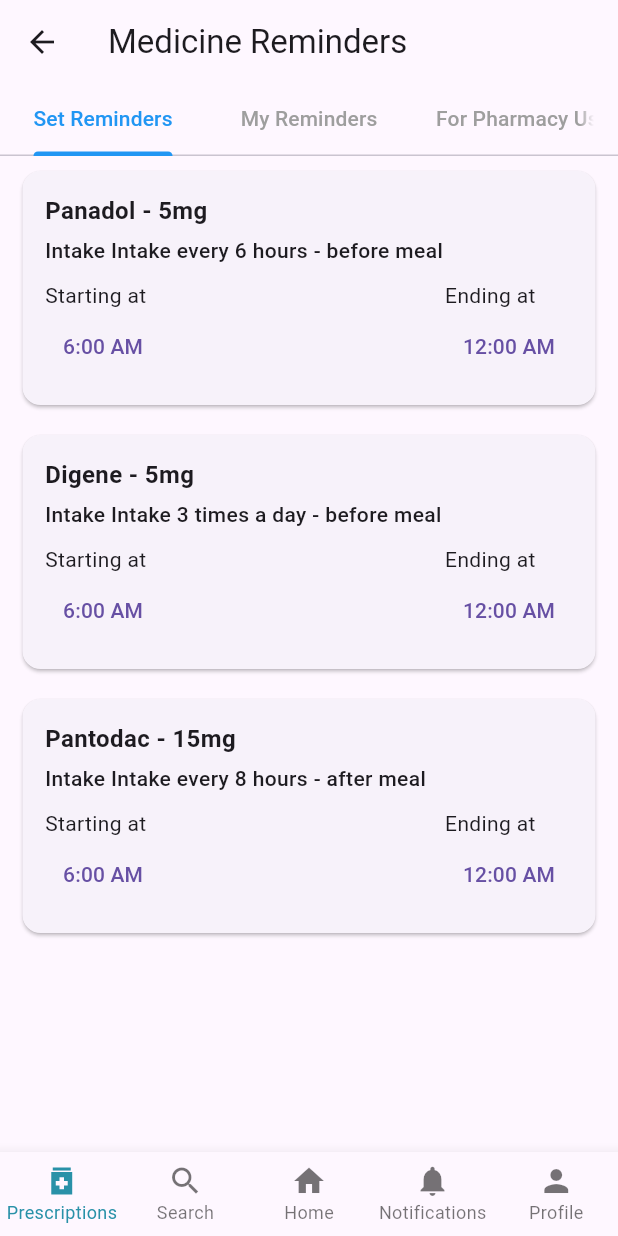
After one commit to Madushansuriyabandara/Mediconnect, a Flutter app: the Reminders screen opened directly, on a phone screen of 412 x 824 dp. The commit adds this screen. Run offline on Flutter 3.47's test engine with Material 3 defaults, Android fonts, the phone set to English and light mode, and no system bars; our stand-ins replace qr_flutter; missing offline and left inert: flutter_pdfview, mobile_device_identifier.

Commit message:
Set Reminder

```diff
--- a/lib/main.dart
+++ b/lib/main.dart
@@ -1,7 +1,7 @@
 import 'package:flutter/foundation.dart';
 import 'package:flutter/material.dart';
 //import 'package:device_preview/device_preview.dart';
-import 'screens/patientScreens/homeScreen/home.dart'; // Import the home.dart file
+import 'screens/patientScreens/homeScreen/home/home.dart'; // Import the home.dart file
 import 'package:mobile_device_identifier/mobile_device_identifier.dart';
 import 'screens/doctorScreens/doctorRegistrationScreen.dart'; // Import Doctor Registration Screen
 import 'screens/patientScreens/patientRegistrationScreen.dart'; // Import Patient Registration Screen
--- a/lib/screens/patientScreens/homeScreen/appointmentDetails.dart
+++ b/lib/screens/patientScreens/homeScreen/appointmentDetails.dart
@@ -1,5 +1,5 @@
 import 'package:flutter/material.dart';
-import 'package:mediconnect/screens/patientScreens/homeScreen/rate.dart';
+import 'package:mediconnect/screens/patientScreens/homeScreen/home/rate.dart';
 import 'package:mediconnect/themes/appointmentStatusColors.dart'; // Adjust the import path
 
 class AppointmentDetailsScreen extends StatelessWidget {
--- a/lib/screens/patientScreens/homeScreen/prescription.dart
+++ b/lib/screens/patientScreens/homeScreen/prescription_report/prescription.dart
@@ -1,5 +1,6 @@
 import 'package:flutter/material.dart';
 import 'package:flutter_pdfview/flutter_pdfview.dart';
+import 'package:mediconnect/screens/patientScreens/homeScreen/prescription_report/reminders.dart';
 import 'package:mediconnect/themes/bottomNavBar/patientBottomNavBar.dart';
 
 class Prescriptions extends StatelessWidget {
@@ -86,7 +87,12 @@ class MyPrescriptionsPage extends StatelessWidget {
       itemCount: prescriptions.length,
       itemBuilder: (context, index) {
         final prescription = prescriptions[index];
-        return Card(
+        return InkWell(
+          onTap: () {
+            Navigator.push(context,
+                MaterialPageRoute(builder: (context) => const Reminders()));
+          },
+          child: Card(
             margin: const EdgeInsets.symmetric(vertical: 10, horizontal: 15),
             child: Padding(
               padding: const EdgeInsets.all(15),
@@ -141,6 +147,7 @@ class MyPrescriptionsPage extends StatelessWidget {
                     }).toList(),
                   ),
                 ],
+              ),
             ),
           ),
         );
--- /dev/null
+++ b/lib/screens/patientScreens/homeScreen/prescription_report/reminders.dart
@@ -0,0 +1,183 @@
+import 'package:flutter/material.dart';
+import 'package:mediconnect/themes/bottomNavBar/patientBottomNavBar.dart';
+
+class Reminders extends StatelessWidget {
+  const Reminders({super.key});
+
+  @override
+  Widget build(BuildContext context) {
+    return DefaultTabController(
+      length: 3,
+      child: Scaffold(
+        appBar: AppBar(
+          title: const Text('Medicine Reminders'),
+          bottom: const TabBar(
+            indicatorColor: Colors.blue,
+            labelColor: Colors.blue,
+            unselectedLabelColor: Colors.grey,
+            tabs: [
+              Tab(
+                text: "Set Reminders",
+              ),
+              Tab(
+                text: "My Reminders",
+              ),
+              Tab(
+                text: "For Pharmacy Use",
+              ),
+            ],
+          ),
+        ),
+        body: TabBarView(
+          children: [
+            SetRemindersPage(),
+            MyRemindersPage(),
+            PharmacyUsePage(),
+          ],
+        ),
+        bottomNavigationBar: PatientBottomNavBar(
+          currentIndex: 0,
+          onTap: (index) {
+            // Handle bottom navigation tap
+          },
+        ),
+      ),
+    );
+  }
+}
+
+class SetRemindersPage extends StatefulWidget {
+  @override
+  _SetRemindersPageState createState() => _SetRemindersPageState();
+}
+
+class _SetRemindersPageState extends State<SetRemindersPage> {
+  final List<Map<String, dynamic>> reminders = [
+    {
+      'medicine': 'Panadol - 5mg',
+      'intake': 'Intake every 6 hours - before meal',
+      'startTime': TimeOfDay(hour: 6, minute: 0),
+      'endTime': TimeOfDay(hour: 0, minute: 0),
+    },
+    {
+      'medicine': 'Digene - 5mg',
+      'intake': 'Intake 3 times a day - before meal',
+      'startTime': TimeOfDay(hour: 6, minute: 0),
+      'endTime': TimeOfDay(hour: 0, minute: 0),
+    },
+    {
+      'medicine': 'Pantodac - 15mg',
+      'intake': 'Intake every 8 hours - after meal',
+      'startTime': TimeOfDay(hour: 6, minute: 0),
+      'endTime': TimeOfDay(hour: 0, minute: 0),
+    },
+  ];
+
+  Future<void> _selectTime(
+      BuildContext context, int index, String timeType) async {
+    final TimeOfDay? picked = await showTimePicker(
+      context: context,
+      initialTime: timeType == 'startTime'
+          ? reminders[index]['startTime']
+          : reminders[index]['endTime'],
+    );
+    if (picked != null) {
+      setState(() {
+        if (timeType == 'startTime') {
+          reminders[index]['startTime'] = picked;
+        } else {
+          reminders[index]['endTime'] = picked;
+        }
+      });
+    }
+  }
+
+  String formatTimeOfDay(TimeOfDay time) {
+    final now = DateTime.now();
+    final dt = DateTime(now.year, now.month, now.day, time.hour, time.minute);
+    final format = MaterialLocalizations.of(context).formatTimeOfDay(time);
+    return format;
+  }
+
+  @override
+  Widget build(BuildContext context) {
+    return ListView.builder(
+      itemCount: reminders.length,
+      itemBuilder: (context, index) {
+        final reminder = reminders[index];
+        return Card(
+          margin: const EdgeInsets.symmetric(vertical: 10, horizontal: 15),
+          child: Padding(
+            padding: const EdgeInsets.all(15),
+            child: Column(
+              crossAxisAlignment: CrossAxisAlignment.start,
+              children: [
+                Text(
+                  '${reminder['medicine']}',
+                  style: const TextStyle(
+                    fontSize: 16,
+                    fontWeight: FontWeight.bold,
+                  ),
+                ),
+                const SizedBox(height: 5),
+                Text(
+                  'Intake ${reminder['intake']}',
+                  style: const TextStyle(
+                    fontSize: 14,
+                    fontWeight: FontWeight.w500,
+                  ),
+                ),
+                const SizedBox(height: 10),
+                Row(
+                  mainAxisAlignment: MainAxisAlignment.spaceBetween,
+                  children: [
+                    Column(
+                      crossAxisAlignment: CrossAxisAlignment.start,
+                      children: [
+                        const Text('Starting at'),
+                        TextButton(
+                          onPressed: () =>
+                              _selectTime(context, index, 'startTime'),
+                          child: Text(formatTimeOfDay(reminder['startTime'])),
+                        ),
+                      ],
+                    ),
+                    Column(
+                      crossAxisAlignment: CrossAxisAlignment.start,
+                      children: [
+                        const Text('Ending at'),
+                        TextButton(
+                          onPressed: () =>
+                              _selectTime(context, index, 'endTime'),
+                          child: Text(formatTimeOfDay(reminder['endTime'])),
+                        ),
+                      ],
+                    ),
+                  ],
+                ),
+              ],
+            ),
+          ),
+        );
+      },
+    );
+  }
+}
+
+class MyRemindersPage extends StatelessWidget {
+  final List<Map<String, dynamic>> myReminders = [];
+
+  @override
+  Widget build(BuildContext context) {
+    return Center(child: Text("My Reminders Page"));
+  }
+}
+
+class PharmacyUsePage extends StatelessWidget {
+  final List<Map<String, dynamic>> pharmacyUse = [];
+
+  @override
+  Widget build(BuildContext context) {
+    return Center(child: Text("Pharmacy Use Page"));
+  }
+}
--- a/lib/themes/appointmentStatusColors.dart
+++ b/lib/themes/appointmentStatusColors.dart
@@ -3,13 +3,13 @@ import 'package:flutter/material.dart';
 Color getAppointmentStatusColor(String appointmentStatus) {
   switch (appointmentStatus) {
     case 'Queued':
-      return Colors.yellow;
+      return const Color.fromARGB(255, 117, 184, 239);
     case 'Completed':
-      return Colors.green;
+      return Color.fromARGB(255, 99, 192, 102);
     case 'Missed':
-      return Colors.red;
+      return Color.fromARGB(255, 244, 117, 108);
     case 'Upcoming':
-      return Colors.blue;
+      return Color.fromARGB(210, 210, 227, 252);
     default:
       return Colors.grey;
   }
--- a/lib/themes/bottomNavBar/patientBottomNavBar.dart
+++ b/lib/themes/bottomNavBar/patientBottomNavBar.dart
@@ -1,6 +1,6 @@
 import 'package:flutter/material.dart';
-import 'package:mediconnect/screens/patientScreens/homeScreen/prescription.dart';
-import 'package:mediconnect/screens/patientScreens/homeScreen/home.dart';
+import 'package:mediconnect/screens/patientScreens/homeScreen/prescription_report/prescription.dart';
+import 'package:mediconnect/screens/patientScreens/homeScreen/home/home.dart';
 import 'package:mediconnect/screens/patientScreens/homeScreen/notification.dart';
 import 'package:mediconnect/screens/patientScreens/homeScreen/profile.dart';
 import 'package:mediconnect/screens/patientScreens/searchScreen/searchDoctor.dart';
```
Also changed, not shown: lib/screens/patientScreens/homeScreen/home/home.dart (renamed from lib/screens/patientScreens/homeScreen/home.dart), lib/screens/patientScreens/homeScreen/home/rate.dart (renamed from lib/screens/patientScreens/homeScreen/rate.dart). Lines whose indentation alone changed are shown as unchanged.
